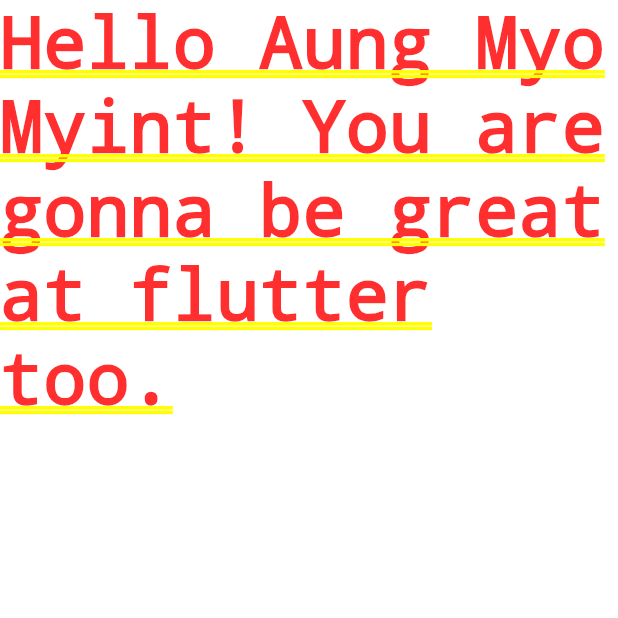
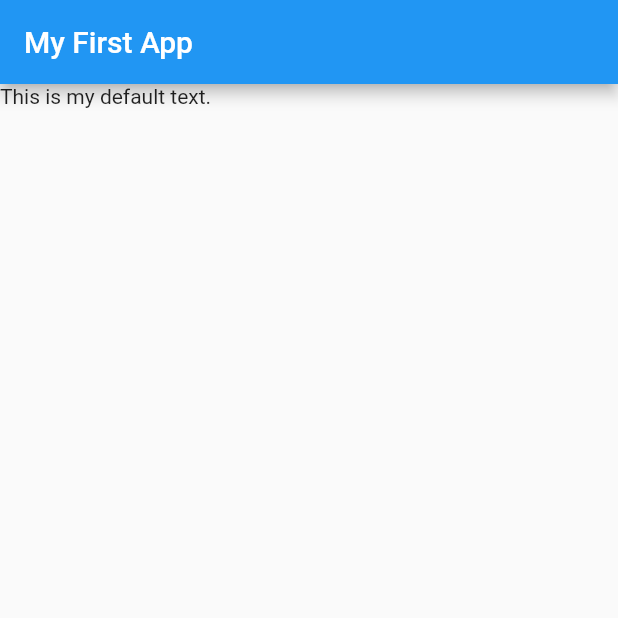
Before and after one commit to AgMyoMyint/learning-flutter, a Flutter app: the screen it shows after launch, on a phone screen of 412 x 824 dp, the top half of it. Run offline on Flutter 3.47's test engine with Material 2 defaults, Android fonts, the phone set to English and light mode, and no system bars.

Commit message:
Update main.dart

```diff
--- a/flutter_complete_guide/lib/main.dart
+++ b/flutter_complete_guide/lib/main.dart
@@ -10,6 +10,13 @@ void main() => runApp(MyApp());
 class MyApp extends StatelessWidget{
   @override
   Widget build(BuildContext context){
-    return MaterialApp(home: Text('Hello Aung Myo Myint! You are gonna be great at flutter too. '));
+    return MaterialApp(
+      home: Scaffold(
+          appBar: AppBar(
+            title: Text ('My First App'),
+          ),
+          body: Text('This is my default text.'),
+      ),
+    );
   }
 }
```
